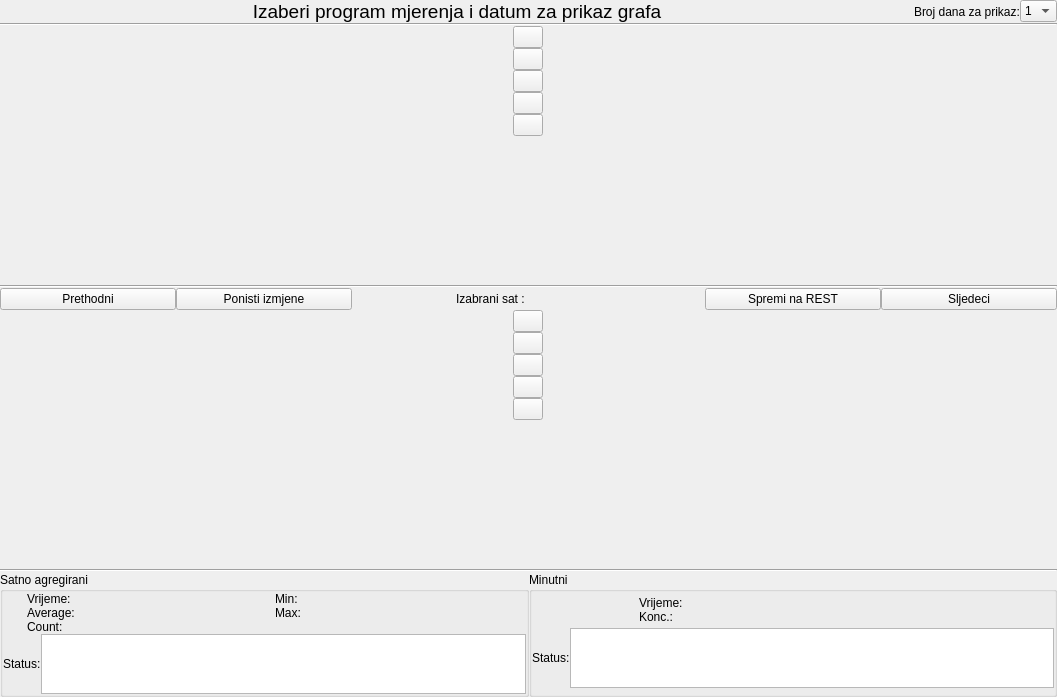
kluksa/kontrola-podataka, file app/view/ui_files/konc_graf_panel.ui: the form before one commit.
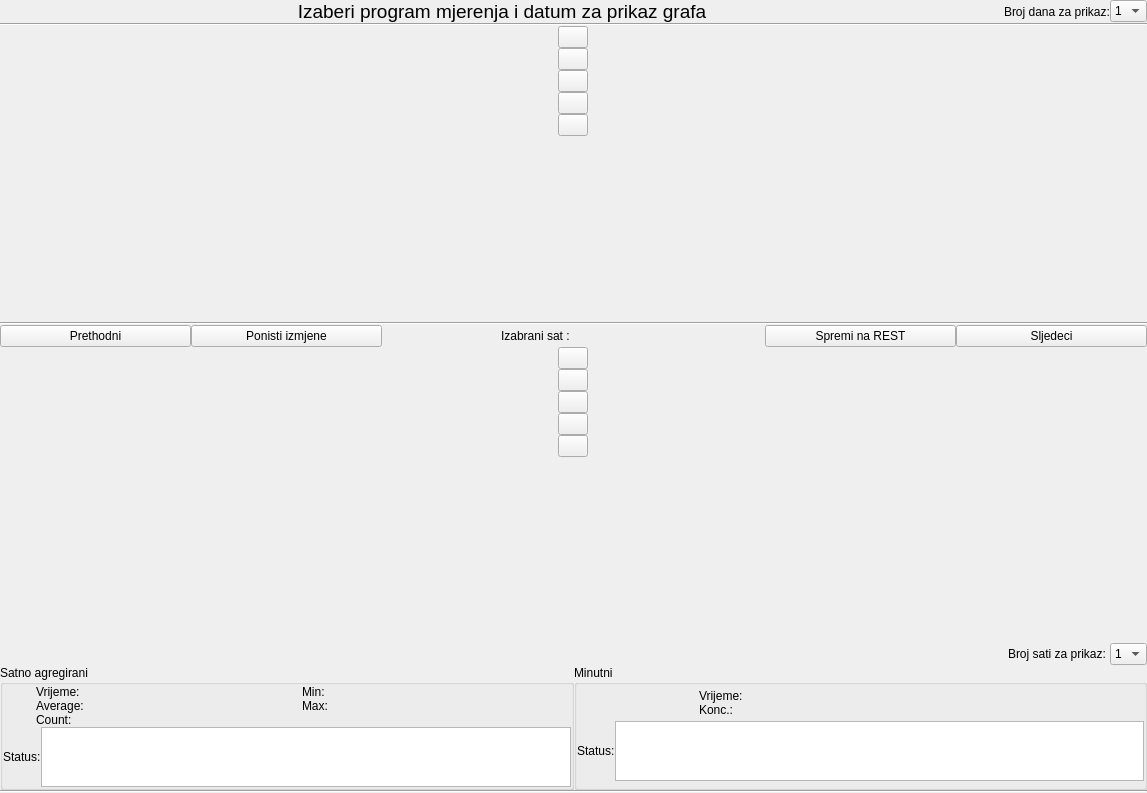
The form after the commit.

Commit message:
dodana mala funkcionalnost na minutnom grafu
Dodan combobox (dolje desno od grafa) s kojim se moze pomaknuti opseg
minutnog grafa.  Moguce se prikazati nekoliko sati unazad od izabranog
sata. Npr. ako je izabran 12:00 i dva sata, prikazuju se podaci od 10:01
do 12:00.

What changed in the file:
```diff
--- a/app/view/ui_files/konc_graf_panel.ui
+++ b/app/view/ui_files/konc_graf_panel.ui
@@ -6,8 +6,8 @@
    <rect>
     <x>0</x>
     <y>0</y>
-    <width>1057</width>
-    <height>697</height>
+    <width>1147</width>
+    <height>793</height>
    </rect>
   </property>
   <property name="sizePolicy">
@@ -440,15 +440,82 @@
     </layout>
    </item>
    <item>
-    <widget class="Line" name="line_2">
+    <layout class="QVBoxLayout" name="verticalLayout_6">
+     <property name="spacing">
+      <number>0</number>
+     </property>
+     <property name="topMargin">
+      <number>0</number>
+     </property>
+     <property name="bottomMargin">
+      <number>0</number>
+     </property>
+     <item>
+      <layout class="QHBoxLayout" name="horizontalLayout_8">
+       <property name="topMargin">
+        <number>0</number>
+       </property>
+       <item>
+        <spacer name="horizontalSpacer">
      <property name="orientation">
       <enum>Qt::Horizontal</enum>
      </property>
+         <property name="sizeHint" stdset="0">
+          <size>
+           <width>40</width>
+           <height>20</height>
+          </size>
+         </property>
+        </spacer>
+       </item>
+       <item>
+        <widget class="QLabel" name="label_5">
+         <property name="sizePolicy">
+          <sizepolicy hsizetype="Minimum" vsizetype="Preferred">
+           <horstretch>0</horstretch>
+           <verstretch>0</verstretch>
+          </sizepolicy>
+         </property>
+         <property name="text">
+          <string>Broj sati za prikaz: </string>
+         </property>
     </widget>
    </item>
    <item>
-    <layout class="QHBoxLayout" name="horizontalLayout_2">
-     <property name="margin">
+        <widget class="QComboBox" name="brojSatiCombo">
+         <property name="sizePolicy">
+          <sizepolicy hsizetype="Preferred" vsizetype="Fixed">
+           <horstretch>0</horstretch>
+           <verstretch>0</verstretch>
+          </sizepolicy>
+         </property>
+         <item>
+          <property name="text">
+           <string>1</string>
+          </property>
+         </item>
+         <item>
+          <property name="text">
+           <string>2</string>
+          </property>
+         </item>
+         <item>
+          <property name="text">
+           <string>3</string>
+          </property>
+         </item>
+         <item>
+          <property name="text">
+           <string>4</string>
+          </property>
+         </item>
+        </widget>
+       </item>
+      </layout>
+     </item>
+     <item>
+      <layout class="QHBoxLayout" name="horizontalLayout_9">
+       <property name="topMargin">
       <number>0</number>
      </property>
      <item>
@@ -873,6 +940,15 @@
       </widget>
      </item>
     </layout>
+     </item>
+    </layout>
+   </item>
+   <item>
+    <widget class="Line" name="line_2">
+     <property name="orientation">
+      <enum>Qt::Horizontal</enum>
+     </property>
+    </widget>
    </item>
   </layout>
  </widget>
```
Lines whose indentation alone changed are shown as unchanged. The commit also changes 2 other files.
